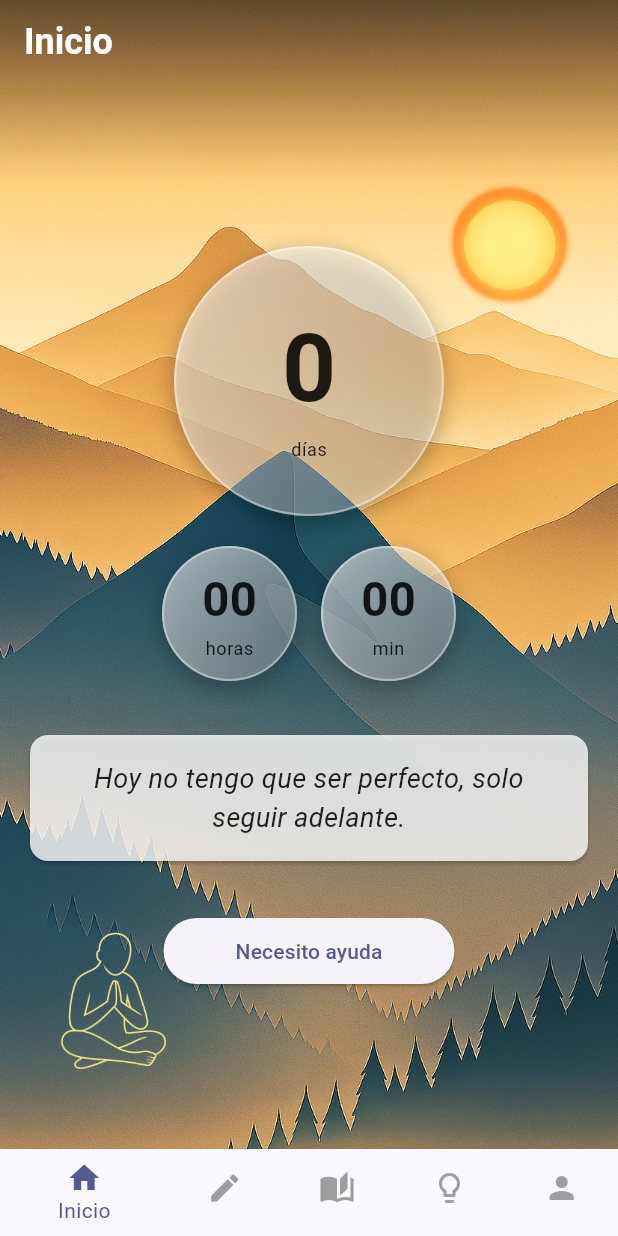
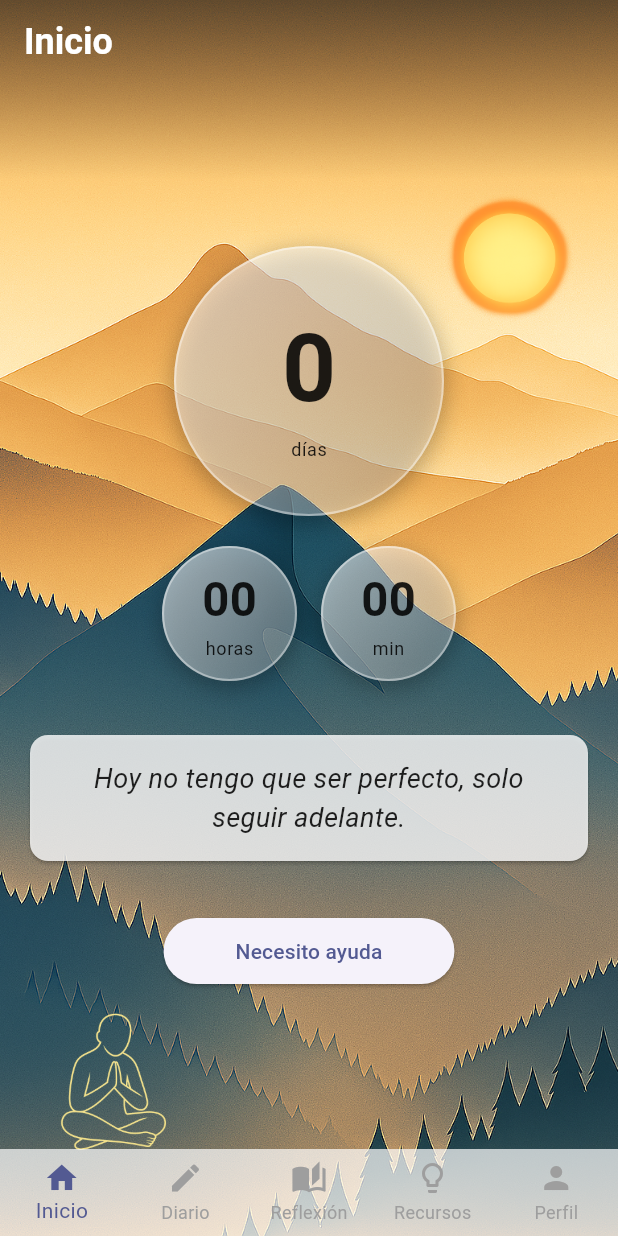
Before and after one commit to javiercamaraezquerra/Undiamas, a Flutter app: the BottomNavBar screen opened directly, on a phone screen of 412 x 824 dp. Run offline on Flutter 3.47's test engine with Material 3 defaults, Android fonts, the phone set to English and light mode, and no system bars; our stand-ins replace fl_chart, flutter_local_notifications, flutter_markdown, flutter_secure_storage, google_mobile_ads, google_sign_in and 5 more; missing offline and left inert: googleapis; accounts and stored records are empty; network calls fail; statements that could not run were skipped.

Commit message:
Update bottom_nav_bar.dart

```diff
--- a/lib/widgets/bottom_nav_bar.dart
+++ b/lib/widgets/bottom_nav_bar.dart
@@ -30,11 +30,17 @@ class _BottomNavBarState extends State<BottomNavBar> {
 
   void _onItemTapped(int index) => setState(() => _selectedIndex = index);
 
-  bool _shouldShowAds(int index) => index == 0 || index == 3 || index == 4;
+  bool _shouldShowAds(int index) => index == 0 || index== 1 || index == 3 || index == 4;
+
+  Color _barColor(BuildContext ctx) =>
+      Theme.of(ctx).brightness == Brightness.dark
+          ? Colors.black54
+          : Colors.white70;
 
   @override
   Widget build(BuildContext context) {
     return Scaffold(
+      extendBody: true,                     // ← cuerpo bajo la nav bar + banner
       backgroundColor: Colors.transparent,
       body: Stack(
         children: [
@@ -48,8 +54,11 @@ class _BottomNavBarState extends State<BottomNavBar> {
           if (_shouldShowAds(_selectedIndex))
             const AdBanner(adUnitId: _bannerId),
           BottomNavigationBar(
+            type: BottomNavigationBarType.fixed,
+            backgroundColor: _barColor(context),
+            elevation: 0,
             currentIndex: _selectedIndex,
-            selectedItemColor: Theme.of(context).primaryColor,
+            selectedItemColor: Theme.of(context).colorScheme.primary,
             unselectedItemColor: Colors.grey,
             onTap: _onItemTapped,
             items: const [
```
